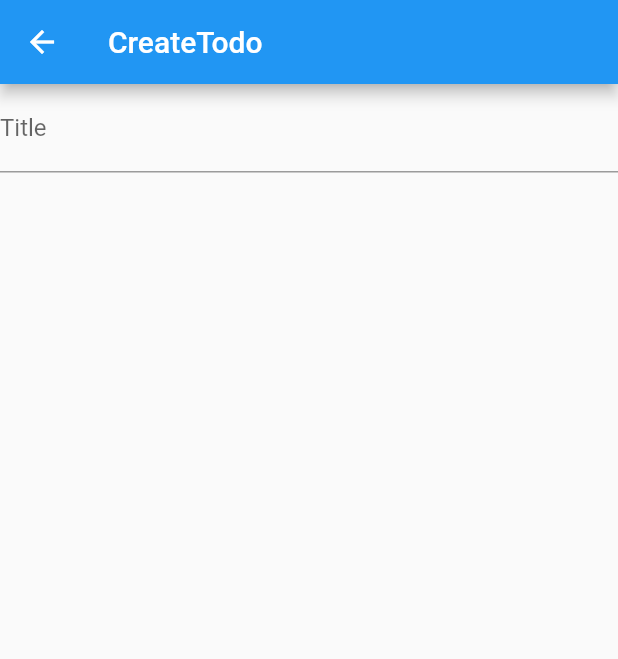
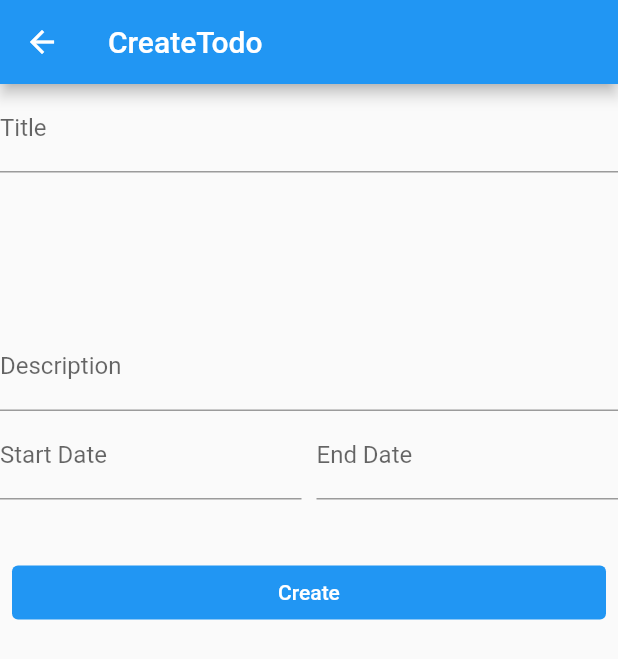
Before and after one commit to Leticiakumah/Todo_app, a Flutter app: the CreateTodo screen opened directly, on a phone screen of 412 x 824 dp. Shown: the top 659 px of the screen. Run offline on Flutter 3.47's test engine with Material 2 defaults, Android fonts, the phone set to English and light mode, and no system bars; missing offline and left inert: dart:html; network calls fail.

Commit message:
added floating action buttom

```diff
--- a/lib/Home_view.dart
+++ b/lib/Home_view.dart
@@ -1,4 +1,7 @@
+// ignore_for_file: camel_case_types
+
 import 'package:flutter/material.dart';
+import 'package:todoapp/create_todo_view.dart';
 
 class MyTodo_app extends StatelessWidget {
   const MyTodo_app({Key? key}) : super(key: key);
@@ -60,6 +63,17 @@ class MyTodo_app extends StatelessWidget {
           ),
         ),
       ),
+      floatingActionButton: FloatingActionButton(
+        onPressed: () {
+          Navigator.push(context, MaterialPageRoute(builder: (context) {
+            return CreateTodo();
+          }));
+        },
+        child: Icon(
+          Icons.add,
+          size: 40,
+        ),
+      ),
     );
   }
 }
--- a/lib/create_todo_view.dart
+++ b/lib/create_todo_view.dart
@@ -1,3 +1,5 @@
+import 'dart:html';
+
 import 'package:flutter/material.dart';
 
 class CreateTodo extends StatelessWidget {
@@ -6,14 +8,58 @@ class CreateTodo extends StatelessWidget {
   @override
   Widget build(BuildContext context) {
     return Scaffold(
-        appBar: AppBar(
-          title: Text("CreateTodo"),
-        ),
-        body: ListView(children: [
+      appBar: AppBar(
+        title: const Text("CreateTodo"),
+      ),
+      body: ListView(
+        children: [
           TextFormField(
-              decoration: InputDecoration(
+              decoration: const InputDecoration(
             label: Text("Title"),
-          ))
-        ]));
+          )),
+          const SizedBox(
+            height: 100,
+          ),
+          TextFormField(
+            decoration: const InputDecoration(
+              label: Text("Description"),
+            ),
+          ),
+          Row(
+            children: [
+              Expanded(
+                child: TextFormField(
+                  decoration: const InputDecoration(label: Text("Start Date")),
+                ),
+              ),
+              const SizedBox(
+                width: 10,
+              ),
+              Expanded(
+                child: TextFormField(
+                  decoration: const InputDecoration(label: Text("End Date")),
+                ),
+              )
+            ],
+          ),
+          const SizedBox(
+            height: 30,
+          ),
+          Padding(
+            padding: const EdgeInsets.all(8.0),
+            child: TextButton(
+              onPressed: () {},
+              child: const Text(
+                "Create",
+                style: TextStyle(color: Colors.white),
+              ),
+              style: TextButton.styleFrom(
+                backgroundColor: Colors.blue,
+              ),
+            ),
+          )
+        ],
+      ),
+    );
   }
 }
```
